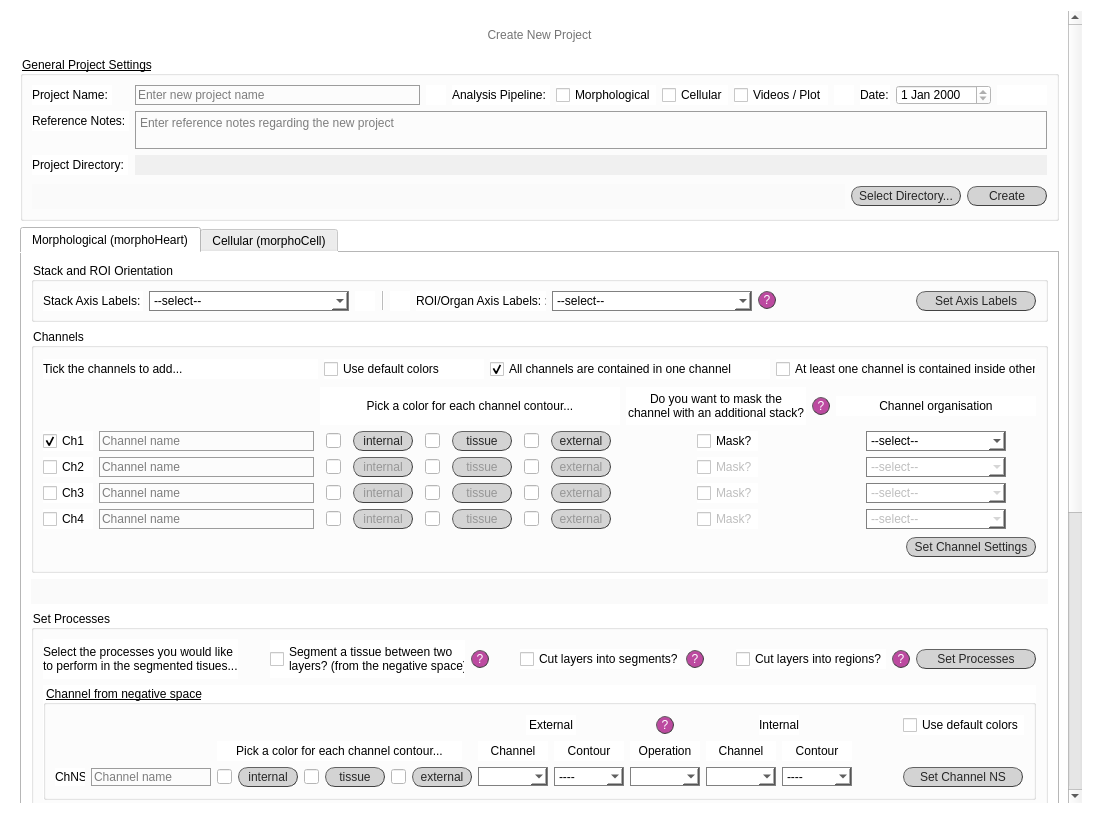
First picture: the form in src/gui/ui/new_project_screen.ui, repository jsanchez679/morphoHeart_rev, before the edit.
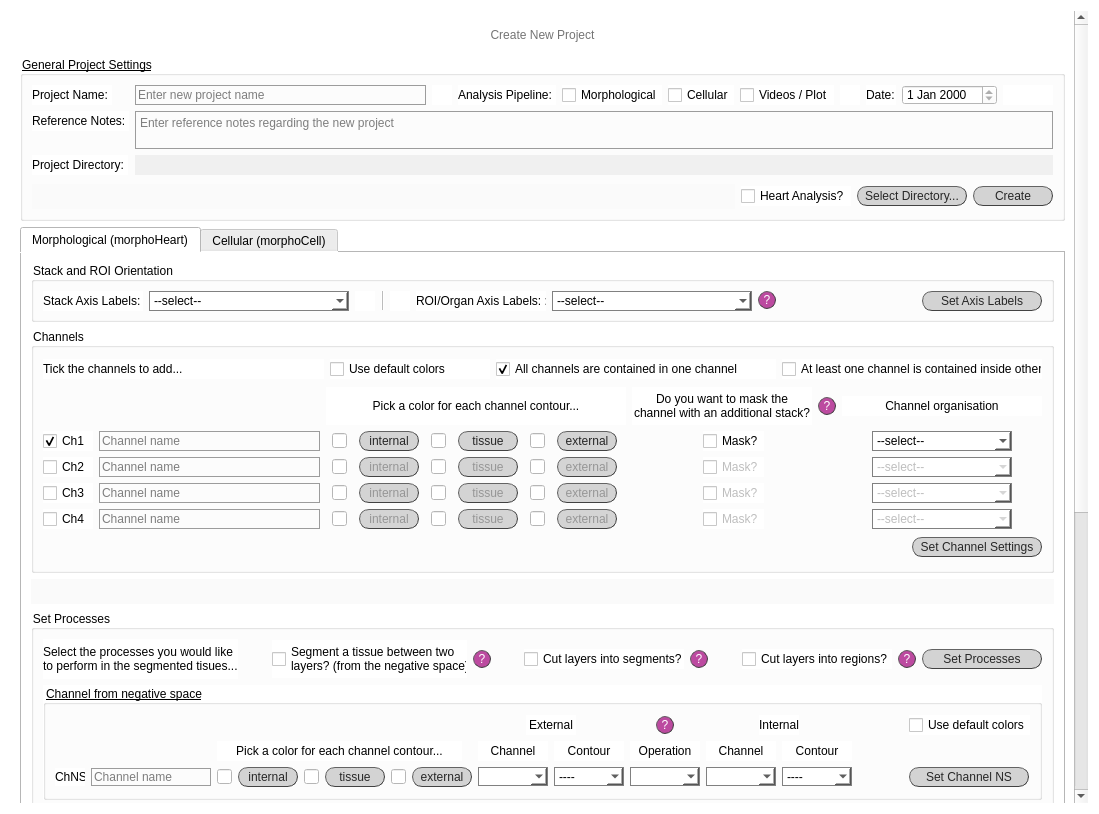
Second picture: the form after the edit.

Patch:
```diff
--- a/src/gui/ui/new_project_screen.ui
+++ b/src/gui/ui/new_project_screen.ui
@@ -6,7 +6,7 @@
    <rect>
     <x>0</x>
     <y>0</y>
-    <width>1093</width>
+    <width>1099</width>
     <height>814</height>
    </rect>
   </property>
@@ -649,6 +649,37 @@
               </property>
              </widget>
             </item>
+            <item>
+             <widget class="QCheckBox" name="heart_analysis">
+              <property name="sizePolicy">
+               <sizepolicy hsizetype="Fixed" vsizetype="Fixed">
+                <horstretch>0</horstretch>
+                <verstretch>0</verstretch>
+               </sizepolicy>
+              </property>
+              <property name="minimumSize">
+               <size>
+                <width>110</width>
+                <height>20</height>
+               </size>
+              </property>
+              <property name="maximumSize">
+               <size>
+                <width>110</width>
+                <height>20</height>
+               </size>
+              </property>
+              <property name="layoutDirection">
+               <enum>Qt::LeftToRight</enum>
+              </property>
+              <property name="styleSheet">
+               <string notr="true">font: 25 10pt &quot;Calibri Light&quot;;</string>
+              </property>
+              <property name="text">
+               <string>Heart Analysis?</string>
+              </property>
+             </widget>
+            </item>
             <item>
              <widget class="QPushButton" name="button_select_proj_dir">
               <property name="minimumSize">
```
